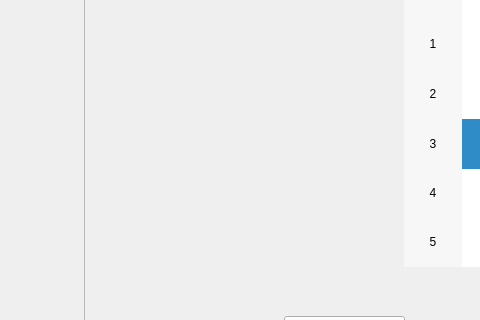
Above: project/CCC_Cute_Cpp_Calendar/gui/mainwindow.ui from GrayNeel/Calendary-and-ToDo-List before the change; both pictures show x 186 to 666 and y 133 to 453 of the 1061 by 671 pixel window. Below: the same form after it.
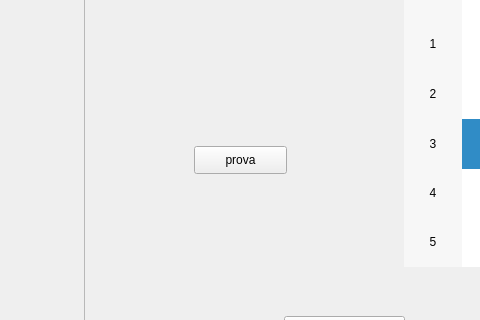
That is the form after the change.

Commit message:
feat: Added functionality to button remove #10
Now you can remove previous added calendar

Patch:
```diff
--- a/project/CCC_Cute_Cpp_Calendar/gui/mainwindow.ui
+++ b/project/CCC_Cute_Cpp_Calendar/gui/mainwindow.ui
@@ -81,6 +81,19 @@
      <string>Crea Evento (Test)</string>
     </property>
    </widget>
+   <widget class="QPushButton" name="pushButton_2">
+    <property name="geometry">
+     <rect>
+      <x>380</x>
+      <y>260</y>
+      <width>93</width>
+      <height>28</height>
+     </rect>
+    </property>
+    <property name="text">
+     <string>prova</string>
+    </property>
+   </widget>
   </widget>
   <widget class="QMenuBar" name="menubar">
    <property name="geometry">
```
Left out of the diff: 2 changed lines with no effect on the pictures. The commit also changes 6 other files.
